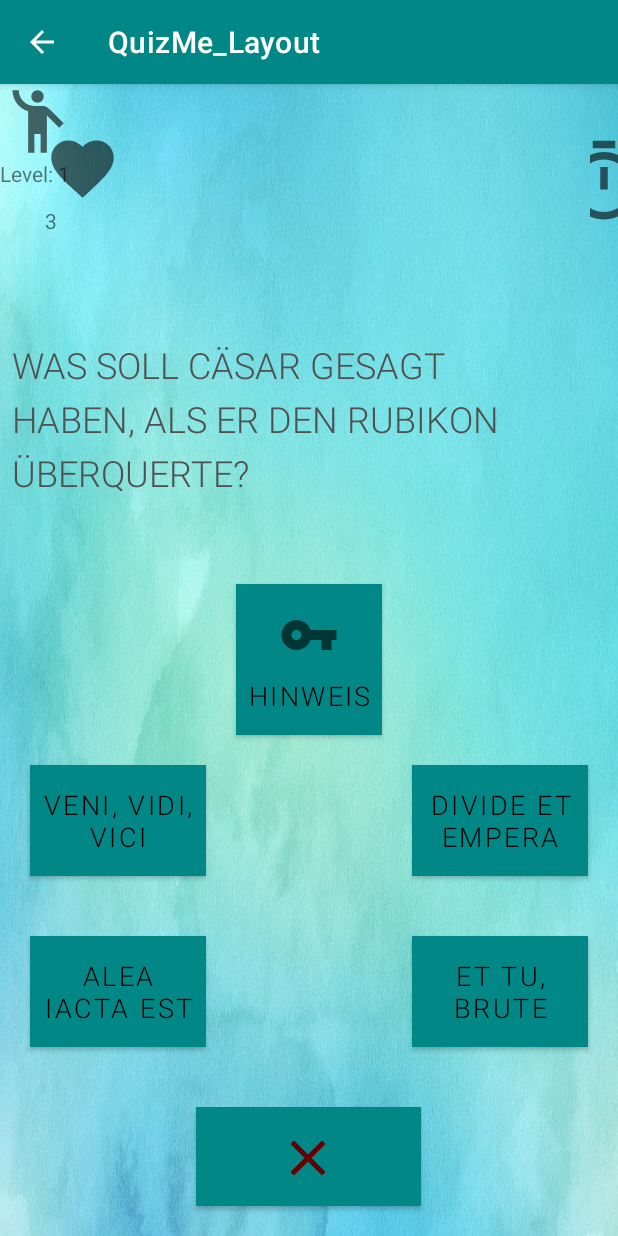
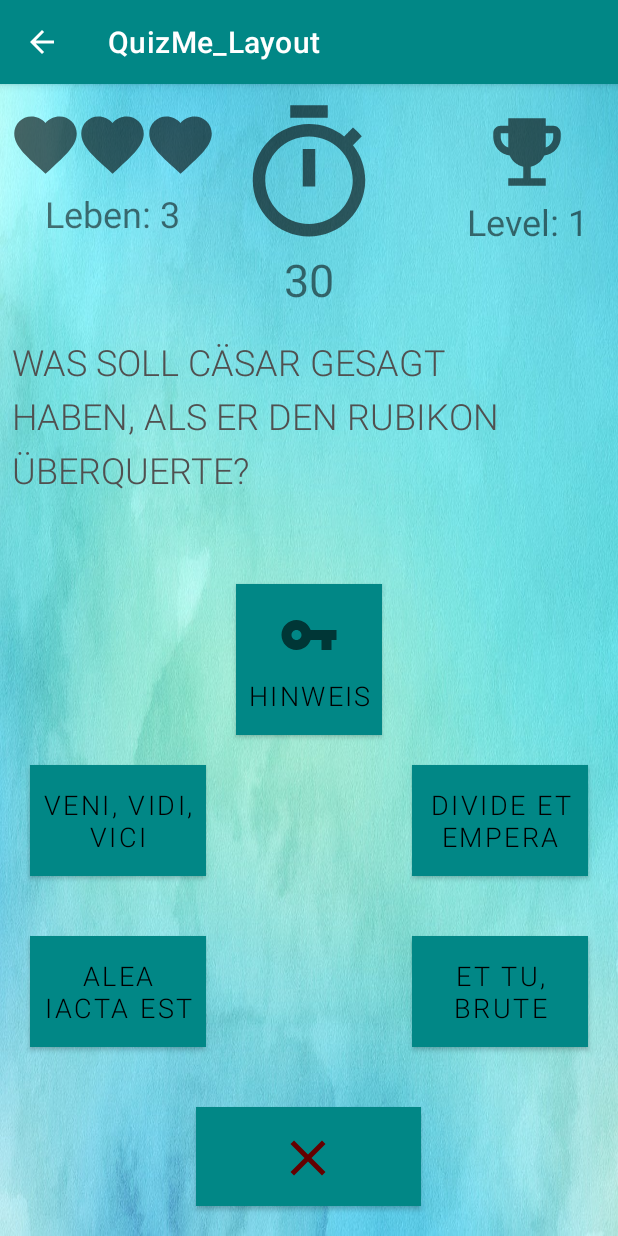
Before and after one commit to lianenguyen1998/QuizMe, an Android app: the Quiz screen opened directly, with no data from a screen before it, on a phone screen of 412 x 824 dp. Run offline under Robolectric (Android 15) with nearby library versions, the phone set to English and light mode, and no system bars; Roboto replaces fonts that are not available here.

Commit message:
Anzeige oben

```diff
--- a/app/src/main/java/com/example/quizme_layout/Quiz.java
+++ b/app/src/main/java/com/example/quizme_layout/Quiz.java
@@ -7,6 +7,7 @@ import androidx.appcompat.app.AppCompatActivity;
 import android.app.Dialog;
 import android.content.Context;
 import android.content.Intent;
+import android.content.SharedPreferences;
 import android.content.res.ColorStateList;
 import android.graphics.Color;
 import android.os.Bundle;
@@ -69,6 +70,7 @@ public class Quiz extends AppCompatActivity implements Countdown {
     private TextView textview_leben1;
     //muss noch gesetzt werden
     private int leben_count;
+    final String prefNameFirstStart = "firstAppStart";
     ///////////////////////////////////////////
 
     //Pop-up Window Variables
@@ -272,7 +274,9 @@ public class Quiz extends AppCompatActivity implements Countdown {
         int minuten = (int) (verbleibendeZeit / 1000) / 60;
         int sekunden = (int) (verbleibendeZeit / 1000) % 60;
 
-        String zeitformatiert = String.format(Locale.getDefault(), "\"%02d : %02d", minuten, sekunden);
+       // String zeitformatiert = String.format(Locale.getDefault(), "\"%02d : %02d", minuten, sekunden);
+        String zeitformatiert = String.format(Locale.getDefault(), "%02d", sekunden);
+
         textview_timer.setText(zeitformatiert);
 
         if (verbleibendeZeit < 11000) {
@@ -356,4 +360,28 @@ public class Quiz extends AppCompatActivity implements Countdown {
         mydialog.show();
 
     }
+
+    ////////////////////////////////////////////////////////////////////
+    public boolean firstAppStart()
+    {
+        //Mode_private nur unsere App kann zugreifenauf die Preference
+        //bei public können auch andere Apps zugreifen
+        SharedPreferences preferences = getSharedPreferences(prefNameFirstStart, MODE_PRIVATE);
+
+        if(preferences.getBoolean(prefNameFirstStart, true))
+        {   //man möchte einen boolean haben, wenn in prefNameFirstStart kein boolean ist, soll true zurückgegeben
+
+            //um den boolean der Prefernce zu verändern
+            SharedPreferences.Editor editor = preferences.edit();
+            editor.putBoolean(prefNameFirstStart, false);
+            //damit die preference geändert wird
+            editor.commit();
+            ///startCountdown();
+            return true;
+        }
+        else
+        {
+            return false;       //die App wurde schon gestartet
+        }
+    }
 }
--- /dev/null
+++ b/app/src/main/res/drawable/vector_level_neu.xml
@@ -0,0 +1,10 @@
+<vector xmlns:android="http://schemas.android.com/apk/res/android"
+    android:width="60dp"
+    android:height="60dp"
+    android:viewportWidth="24"
+    android:viewportHeight="24"
+    android:tint="?attr/colorControlNormal">
+  <path
+      android:fillColor="@android:color/white"
+      android:pathData="M19,5h-2V3H7v2H5C3.9,5 3,5.9 3,7v1c0,2.55 1.92,4.63 4.39,4.94c0.63,1.5 1.98,2.63 3.61,2.96V19H7v2h10v-2h-4v-3.1c1.63,-0.33 2.98,-1.46 3.61,-2.96C19.08,12.63 21,10.55 21,8V7C21,5.9 20.1,5 19,5zM5,8V7h2v3.82C5.84,10.4 5,9.3 5,8zM19,8c0,1.3 -0.84,2.4 -2,2.82V7h2V8z"/>
+</vector>
--- a/app/src/main/res/drawable/vector_timer.xml
+++ b/app/src/main/res/drawable/vector_timer.xml
@@ -1,5 +1,5 @@
-<vector android:height="60dp" android:tint="?attr/colorControlNormal"
+<vector android:height="100dp" android:tint="?attr/colorControlNormal"
     android:viewportHeight="24" android:viewportWidth="24"
-    android:width="60dp" xmlns:android="http://schemas.android.com/apk/res/android">
+    android:width="100dp" xmlns:android="http://schemas.android.com/apk/res/android">
     <path android:fillColor="@android:color/white" android:pathData="M15,1L9,1v2h6L15,1zM11,14h2L13,8h-2v6zM19.03,7.39l1.42,-1.42c-0.43,-0.51 -0.9,-0.99 -1.41,-1.41l-1.42,1.42C16.07,4.74 14.12,4 12,4c-4.97,0 -9,4.03 -9,9s4.02,9 9,9 9,-4.03 9,-9c0,-2.12 -0.74,-4.07 -1.97,-5.61zM12,20c-3.87,0 -7,-3.13 -7,-7s3.13,-7 7,-7 7,3.13 7,7 -3.13,7 -7,7z"/>
 </vector>
--- a/app/src/main/res/layout/quiz.xml
+++ b/app/src/main/res/layout/quiz.xml
@@ -7,28 +7,74 @@
     tools:context=".Startseite"
     android:background="@drawable/hintergrund">
 
+    <TextView
+        android:id="@+id/textview_leben1"
+        android:layout_width="wrap_content"
+        android:layout_height="wrap_content"
+        android:layout_marginStart="5dp"
+        android:layout_marginTop="15dp"
+        android:layout_marginRight="10dp"
+        android:gravity="top|right"
+        android:text=""
+        android:textSize="24sp"
+        app:drawableTopCompat="@drawable/vector_leben" />
+
+
+    <TextView
+        android:id="@+id/textview_leben2"
+        android:layout_width="wrap_content"
+        android:layout_height="wrap_content"
+        android:layout_marginStart="50dp"
+        android:layout_marginTop="15dp"
+        android:layout_marginRight="10dp"
+        android:gravity="top|right"
+        android:text=""
+        android:textSize="24sp"
+        app:drawableTopCompat="@drawable/vector_leben" />
+
+    <TextView
+        android:id="@+id/textview_leben3"
+        android:layout_width="wrap_content"
+        android:layout_height="wrap_content"
+        android:layout_marginStart="95dp"
+        android:layout_marginTop="15dp"
+        android:layout_marginRight="10dp"
+        android:gravity="top|right"
+        android:text=""
+        android:textSize="24sp"
+        app:drawableTopCompat="@drawable/vector_leben" />
 
     <TextView
         android:id="@+id/text_view_level"
-        android:text="Level: 1"
-
         android:layout_width="wrap_content"
         android:layout_height="wrap_content"
-        app:drawableTopCompat="@drawable/vector_level"
-         />
+        android:layout_alignParentTop="true"
+        android:layout_alignParentEnd="true"
+        android:layout_marginTop="15dp"
+        android:layout_marginEnd="20dp"
+        android:text="Level: 1"
+        android:textSize="24sp"
+        app:drawableTopCompat="@drawable/vector_level_neu" />
 
     <TextView
         android:id="@+id/textview_timer"
-
         android:layout_width="wrap_content"
         android:layout_height="wrap_content"
-        android:layout_alignParentStart="true"
-        android:layout_alignParentTop="true"
         android:layout_centerHorizontal="true"
-        android:layout_marginStart="393dp"
-        android:layout_marginTop="35dp"
-        app:drawableTopCompat="@drawable/vector_timer"
-         />
+        android:layout_marginTop="10dp"
+        android:gravity="center|top"
+        android:textSize="30sp"
+        android:text="30"
+        app:drawableTopCompat="@drawable/vector_timer" />
+
+    <TextView
+        android:id="@+id/textview_LebenCount"
+        android:layout_width="wrap_content"
+        android:layout_height="wrap_content"
+        android:layout_marginLeft="30dp"
+        android:layout_marginTop="70dp"
+        android:text="Leben: 3"
+        android:textSize="24sp" />
 
     <Button
         android:id="@+id/hinweis"
@@ -66,10 +112,9 @@
         android:id="@+id/question"
         android:layout_width="wrap_content"
         android:layout_height="wrap_content"
+        android:layout_above="@+id/hinweis"
         android:layout_centerVertical="true"
-        android:layout_centerHorizontal="true"
-        android:layout_above="@+id/hinweis"
-        android:layout_marginBottom="50dp"
+        android:layout_marginBottom="52dp"
         android:fontFamily="sans-serif-light"
         android:lineSpacingExtra="8sp"
         android:padding="8dp"
@@ -156,15 +201,5 @@
         app:drawableTopCompat="@drawable/vector_close"
         android:textSize="18sp" />
 
-    <TextView
-        android:id="@+id/textview_leben"
-        android:layout_width="wrap_content"
-        android:layout_height="wrap_content"
-        android:layout_alignParentStart="true"
-        android:layout_alignParentTop="true"
-        android:layout_marginStart="30dp"
-        android:layout_marginTop="31dp"
-        app:drawableTopCompat="@drawable/vector_leben"
-        android:text="3" />
 
 </RelativeLayout>
```
